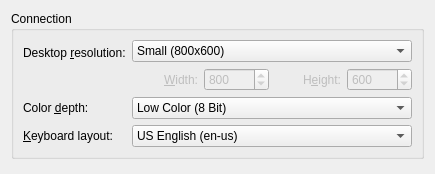
Before: the Qt Designer form rdp/rdppreferences.ui in KDE/krdc, drawn with Qt 5.
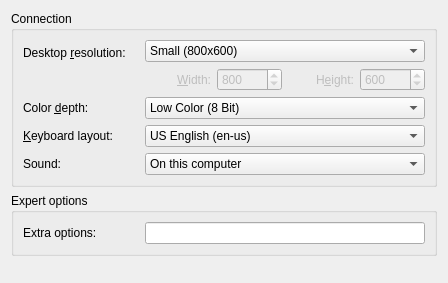
After: the same form once the commit is applied. Custom widgets are drawn as their Qt base class.

Commit message:
* Better RDP (rdesktop) integration:   * Option for sound output (local, remote, disabled).   * Line Edit for additional rdesktop arguments. This way experienced users can use all rdesktop options inside KRDC, but the UI does not become bloaded. Probably I will more important and often used options to the UI later (if there are more...).
* Explanation in the RDP tooltip for port option.

```diff
--- a/rdp/rdppreferences.ui
+++ b/rdp/rdppreferences.ui
@@ -1,14 +1,6 @@
 <ui version="4.0" >
  <class>RdpPreferences</class>
  <widget class="QWidget" name="RdpPreferences" >
-  <property name="geometry" >
-   <rect>
-    <x>0</x>
-    <y>0</y>
-    <width>435</width>
-    <height>174</height>
-   </rect>
-  </property>
   <layout class="QVBoxLayout" >
    <item>
     <widget class="QGroupBox" name="rdpGroupBox" >
@@ -406,6 +398,70 @@
         </item>
        </widget>
       </item>
+      <item row="4" column="1" >
+       <widget class="QComboBox" name="kcfg_Sound" >
+        <item>
+         <property name="text" >
+          <string>On this computer</string>
+         </property>
+        </item>
+        <item>
+         <property name="text" >
+          <string>On remote computer</string>
+         </property>
+        </item>
+        <item>
+         <property name="text" >
+          <string>Disable sound</string>
+         </property>
+        </item>
+       </widget>
+      </item>
+      <item row="4" column="0" >
+       <widget class="QLabel" name="soudLabel" >
+        <property name="text" >
+         <string>Sound:</string>
+        </property>
+       </widget>
+      </item>
+     </layout>
+    </widget>
+   </item>
+   <item>
+    <widget class="QGroupBox" name="expertGroupBox" >
+     <property name="title" >
+      <string>Expert options</string>
+     </property>
+     <layout class="QGridLayout" >
+      <item row="0" column="0" >
+       <widget class="QLabel" name="extraOptionsLabel" >
+        <property name="minimumSize" >
+         <size>
+          <width>116</width>
+          <height>0</height>
+         </size>
+        </property>
+        <property name="text" >
+         <string>Extra options:</string>
+        </property>
+       </widget>
+      </item>
+      <item row="0" column="1" >
+       <widget class="KLineEdit" name="kcfg_ExtraOptions" >
+        <property name="minimumSize" >
+         <size>
+          <width>280</width>
+          <height>0</height>
+         </size>
+        </property>
+        <property name="whatsThis" >
+         <string>Here you can enter additional rdesktop options.</string>
+        </property>
+        <property name="showClearButton" stdset="0" >
+         <bool>true</bool>
+        </property>
+       </widget>
+      </item>
      </layout>
     </widget>
    </item>
@@ -424,6 +480,13 @@
    </item>
   </layout>
  </widget>
+ <customwidgets>
+  <customwidget>
+   <class>KLineEdit</class>
+   <extends>QLineEdit</extends>
+   <header>klineedit.h</header>
+  </customwidget>
+ </customwidgets>
  <tabstops>
   <tabstop>resolutionComboBox</tabstop>
   <tabstop>kcfg_Width</tabstop>
```
Left out of the diff: 2 changed lines with no effect on the pictures. The commit also changes 5 other files.
